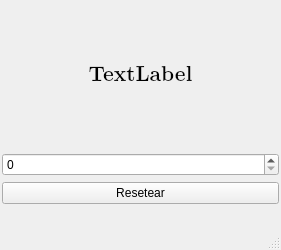
Qt form resources/main_view.ui (Juanru9/PyQtGUI) before a commit.
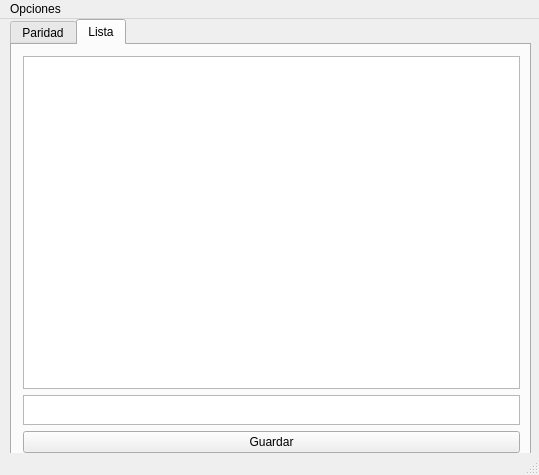
The same form after that commit.

Commit message: Added toDo List and READ.md

Patch:
```diff
--- a/resources/main_view.ui
+++ b/resources/main_view.ui
@@ -6,21 +6,37 @@
    <rect>
     <x>0</x>
     <y>0</y>
-    <width>281</width>
-    <height>250</height>
+    <width>539</width>
+    <height>475</height>
    </rect>
   </property>
   <property name="windowTitle">
    <string>MainWindow</string>
   </property>
   <widget class="QWidget" name="centralwidget">
+   <widget class="QTabWidget" name="tabWidget">
+    <property name="geometry">
+     <rect>
+      <x>10</x>
+      <y>0</y>
+      <width>521</width>
+      <height>441</height>
+     </rect>
+    </property>
+    <property name="currentIndex">
+     <number>1</number>
+    </property>
+    <widget class="QWidget" name="tab">
+     <attribute name="title">
+      <string>Paridad</string>
+     </attribute>
    <widget class="QWidget" name="gridLayoutWidget">
     <property name="geometry">
      <rect>
       <x>0</x>
-      <y>-5</y>
-      <width>281</width>
-      <height>211</height>
+        <y>-20</y>
+        <width>511</width>
+        <height>431</height>
      </rect>
     </property>
     <layout class="QGridLayout" name="gridLayout">
@@ -82,15 +98,80 @@
     </layout>
    </widget>
   </widget>
+    <widget class="QWidget" name="tab_2">
+     <attribute name="title">
+      <string>Lista</string>
+     </attribute>
+     <widget class="QWidget" name="gridLayoutWidget_2">
+      <property name="geometry">
+       <rect>
+        <x>9</x>
+        <y>9</y>
+        <width>501</width>
+        <height>401</height>
+       </rect>
+      </property>
+      <layout class="QGridLayout" name="gridLayout_2">
+       <property name="leftMargin">
+        <number>2</number>
+       </property>
+       <property name="topMargin">
+        <number>2</number>
+       </property>
+       <property name="rightMargin">
+        <number>2</number>
+       </property>
+       <property name="bottomMargin">
+        <number>2</number>
+       </property>
+       <item row="0" column="0">
+        <widget class="QListView" name="listToDo">
+         <property name="uniformItemSizes">
+          <bool>true</bool>
+         </property>
+        </widget>
+       </item>
+       <item row="2" column="0">
+        <widget class="QPushButton" name="buttonToDo">
+         <property name="enabled">
+          <bool>true</bool>
+         </property>
+         <property name="text">
+          <string>Guardar</string>
+         </property>
+        </widget>
+       </item>
+       <item row="1" column="0">
+        <widget class="QPlainTextEdit" name="textEntry">
+         <property name="maximumSize">
+          <size>
+           <width>16777215</width>
+           <height>30</height>
+          </size>
+         </property>
+        </widget>
+       </item>
+      </layout>
+     </widget>
+    </widget>
+   </widget>
+  </widget>
   <widget class="QMenuBar" name="menubar">
    <property name="geometry">
     <rect>
      <x>0</x>
      <y>0</y>
-     <width>281</width>
+     <width>539</width>
      <height>21</height>
     </rect>
    </property>
+   <widget class="QMenu" name="menuOpciones">
+    <property name="title">
+     <string>Opciones</string>
+    </property>
+    <addaction name="actionSalir"/>
+   </widget>
+   <addaction name="menuOpciones"/>
   </widget>
   <widget class="QStatusBar" name="statusbar"/>
  </widget>
```
Left out of the diff: 7 changed lines with no effect on the pictures. Lines whose indentation alone changed are shown as unchanged. The commit also changes 7 other files.
